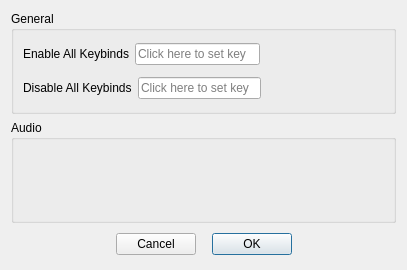
Before: the Qt Designer form dialogsettings.ui in defaultsamson/Soundboard, drawn with Qt 5.
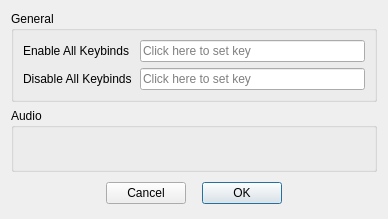
After: the same form once the commit is applied. Custom widgets are drawn as their Qt base class.

```diff
--- a/dialogsettings.ui
+++ b/dialogsettings.ui
@@ -6,8 +6,8 @@
    <rect>
     <x>0</x>
     <y>0</y>
-    <width>407</width>
-    <height>270</height>
+    <width>388</width>
+    <height>219</height>
    </rect>
   </property>
   <property name="windowTitle">
@@ -19,61 +19,10 @@
      <property name="title">
       <string>General</string>
      </property>
-     <layout class="QVBoxLayout" name="verticalLayout_2">
-      <item>
-       <widget class="QWidget" name="widget_2" native="true">
-        <layout class="QHBoxLayout" name="horizontalLayout">
-         <property name="leftMargin">
-          <number>0</number>
-         </property>
-         <property name="topMargin">
-          <number>0</number>
-         </property>
-         <property name="rightMargin">
-          <number>0</number>
-         </property>
-         <property name="bottomMargin">
-          <number>0</number>
-         </property>
-         <item>
-          <widget class="QLabel" name="label">
-           <property name="text">
-            <string>Enable All Keybinds</string>
-           </property>
-          </widget>
-         </item>
-         <item>
-          <widget class="WidgetKeybind" name="lineEdit">
-           <property name="cursor">
-            <cursorShape>ArrowCursor</cursorShape>
-           </property>
-           <property name="focusPolicy">
-            <enum>Qt::ClickFocus</enum>
-           </property>
-           <property name="placeholderText">
-            <string>Click here to set key</string>
-           </property>
-          </widget>
-         </item>
-         <item>
-          <spacer name="horizontalSpacer_5">
-           <property name="orientation">
-            <enum>Qt::Horizontal</enum>
-           </property>
-           <property name="sizeHint" stdset="0">
-            <size>
-             <width>0</width>
-             <height>0</height>
-            </size>
-           </property>
-          </spacer>
-         </item>
-        </layout>
-       </widget>
-      </item>
+     <layout class="QHBoxLayout" name="horizontalLayout_4">
       <item>
        <widget class="QWidget" name="widget_3" native="true">
-        <layout class="QHBoxLayout" name="horizontalLayout_3">
+        <layout class="QVBoxLayout" name="verticalLayout_2">
          <property name="leftMargin">
           <number>0</number>
          </property>
@@ -87,14 +36,55 @@
           <number>0</number>
          </property>
          <item>
-          <widget class="QLabel" name="label_2">
+          <widget class="QLabel" name="labelEnableKeybinds">
+           <property name="text">
+            <string>Enable All Keybinds</string>
+           </property>
+          </widget>
+         </item>
+         <item>
+          <widget class="QLabel" name="labelDisableKeybinds">
            <property name="text">
             <string>Disable All Keybinds</string>
            </property>
           </widget>
          </item>
+        </layout>
+       </widget>
+      </item>
+      <item>
+       <spacer name="horizontalSpacer_4">
+        <property name="orientation">
+         <enum>Qt::Horizontal</enum>
+        </property>
+        <property name="sizeType">
+         <enum>QSizePolicy::Fixed</enum>
+        </property>
+        <property name="sizeHint" stdset="0">
+         <size>
+          <width>2</width>
+          <height>20</height>
+         </size>
+        </property>
+       </spacer>
+      </item>
+      <item>
+       <widget class="QWidget" name="widget_2" native="true">
+        <layout class="QVBoxLayout" name="verticalLayout_3">
+         <property name="leftMargin">
+          <number>0</number>
+         </property>
+         <property name="topMargin">
+          <number>0</number>
+         </property>
+         <property name="rightMargin">
+          <number>0</number>
+         </property>
+         <property name="bottomMargin">
+          <number>0</number>
+         </property>
          <item>
-          <widget class="WidgetKeybind" name="lineEdit_2">
+          <widget class="WidgetKeybind" name="lineEditEnableKeybinds">
            <property name="cursor">
             <cursorShape>ArrowCursor</cursorShape>
            </property>
@@ -107,17 +97,17 @@
           </widget>
          </item>
          <item>
-          <spacer name="horizontalSpacer_4">
-           <property name="orientation">
-            <enum>Qt::Horizontal</enum>
+          <widget class="WidgetKeybind" name="lineEditDisableKeybinds">
+           <property name="cursor">
+            <cursorShape>ArrowCursor</cursorShape>
            </property>
-           <property name="sizeHint" stdset="0">
-            <size>
-             <width>40</width>
-             <height>20</height>
-            </size>
+           <property name="focusPolicy">
+            <enum>Qt::ClickFocus</enum>
            </property>
-          </spacer>
+           <property name="placeholderText">
+            <string>Click here to set key</string>
+           </property>
+          </widget>
          </item>
         </layout>
        </widget>
@@ -171,6 +161,9 @@
         <property name="text">
          <string>Cancel</string>
         </property>
+        <property name="autoDefault">
+         <bool>false</bool>
+        </property>
        </widget>
       </item>
       <item>
```
